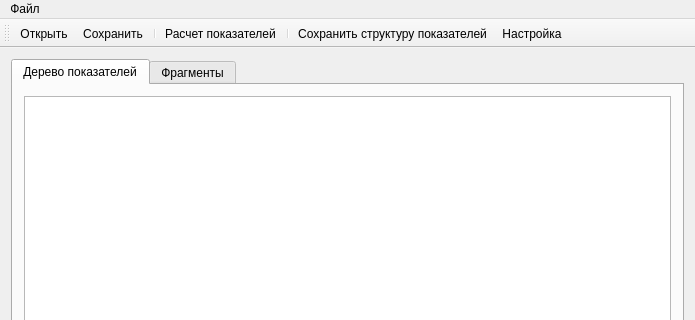
Qt form mainwindow.ui (MafuraG/enegpassport) before a commit; both pictures show x 0 to 695 and y 0 to 320 of the 695 by 519 pixel window.
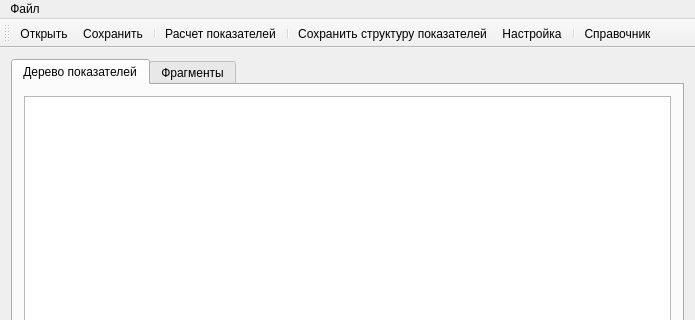
The same form after that commit. Icons and pictures are not drawn.

The edit to the form file:
```diff
--- a/mainwindow.ui
+++ b/mainwindow.ui
@@ -107,6 +107,8 @@
    <addaction name="separator"/>
    <addaction name="action"/>
    <addaction name="action_5"/>
+   <addaction name="separator"/>
+   <addaction name="action_open_lookup"/>
   </widget>
   <action name="action_2">
    <property name="icon">
@@ -168,6 +170,18 @@
     <string>&lt;html&gt;&lt;head/&gt;&lt;body&gt;&lt;p&gt;Настройка структуры &lt;span style=&quot; font-weight:600;&quot;&gt;показателей&lt;/span&gt;&lt;/p&gt;&lt;/body&gt;&lt;/html&gt;</string>
    </property>
   </action>
+  <action name="action_open_lookup">
+   <property name="icon">
+    <iconset resource="enegresources.qrc">
+     <normaloff>:/icons/basicons/document-with-folded-corner.png</normaloff>:/icons/basicons/document-with-folded-corner.png</iconset>
+   </property>
+   <property name="text">
+    <string>Справочник</string>
+   </property>
+   <property name="toolTip">
+    <string>&lt;html&gt;&lt;head/&gt;&lt;body&gt;&lt;p&gt;&lt;span style=&quot; font-family:'Times New Roman,serif'; font-size:12pt; font-weight:600;&quot;&gt;Значения коэффициентов затенения светового проема &lt;/span&gt;&lt;img src=&quot;file:///C:\Users\mafurag\AppData\Local\Temp\msohtmlclip1\01\clip_image001.gif&quot; width=&quot;32&quot; height=&quot;24&quot;/&gt;&lt;span style=&quot; font-family:'Times New Roman,serif'; font-size:12pt; font-weight:600;&quot;&gt;t&lt;/span&gt;&lt;span style=&quot; font-family:'Times New Roman,serif'; font-size:12pt; font-weight:600; vertical-align:sub;&quot;&gt;F&lt;/span&gt;&lt;span style=&quot; font-family:'Times New Roman,serif'; font-size:12pt; font-weight:600;&quot;&gt; и &lt;/span&gt;&lt;img src=&quot;file:///C:\Users\mafurag\AppData\Local\Temp\msohtmlclip1\01\clip_image002.gif&quot; width=&quot;40&quot; height=&quot;25&quot;/&gt;&lt;span style=&quot; font-family:'Times New Roman,serif'; font-size:12pt; font-weight:600;&quot;&gt; и относительного проникания солнечной радиации &lt;/span&gt;&lt;img src=&quot;file:///C:\Users\mafurag\AppData\Local\Temp\msohtmlclip1\01\clip_image003.gif&quot; width=&quot;31&quot; height=&quot;24&quot;/&gt;&lt;span style=&quot; font-family:'Times New Roman,serif'; font-size:12pt; font-weight:600;&quot;&gt; и &lt;/span&gt;&lt;img src=&quot;file:///C:\Users\mafurag\AppData\Local\Temp\msohtmlclip1\01\clip_image004.gif&quot; width=&quot;39&quot; height=&quot;25&quot;/&gt;&lt;span style=&quot; font-family:'Times New Roman,serif'; font-size:12pt; font-weight:600;&quot;&gt; соответственно окон и зенитных фонарей&lt;/span&gt;&lt;/p&gt;&lt;/body&gt;&lt;/html&gt;</string>
+   </property>
+  </action>
  </widget>
  <layoutdefault spacing="6" margin="11"/>
  <tabstops>
```
Left out of the diff: 3 changed lines with no effect on the pictures.
